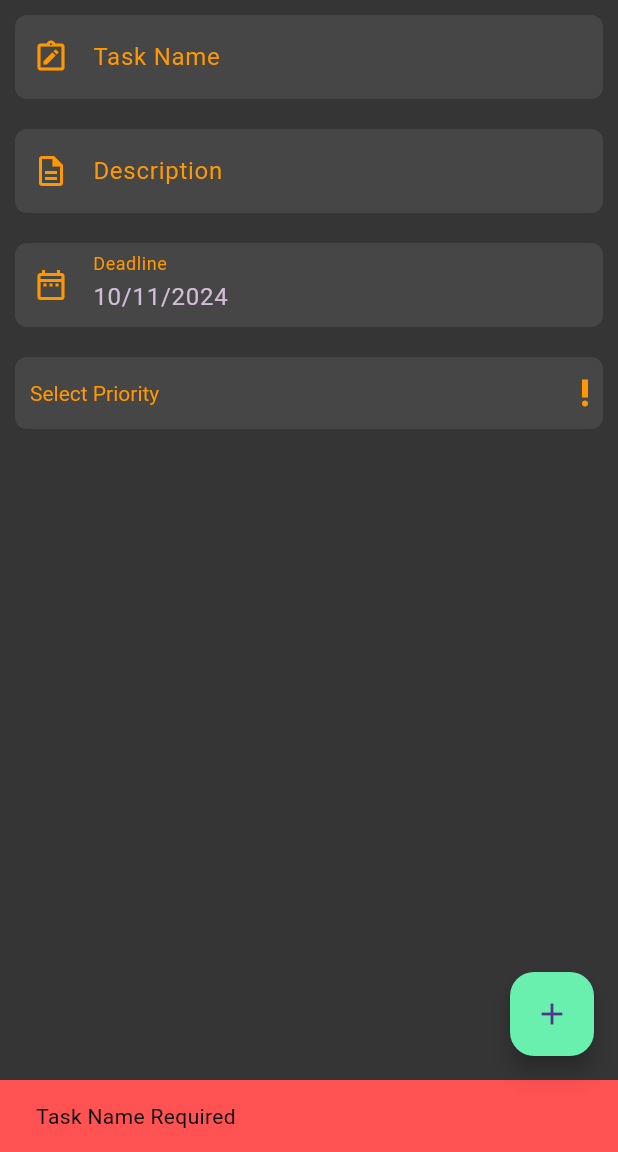
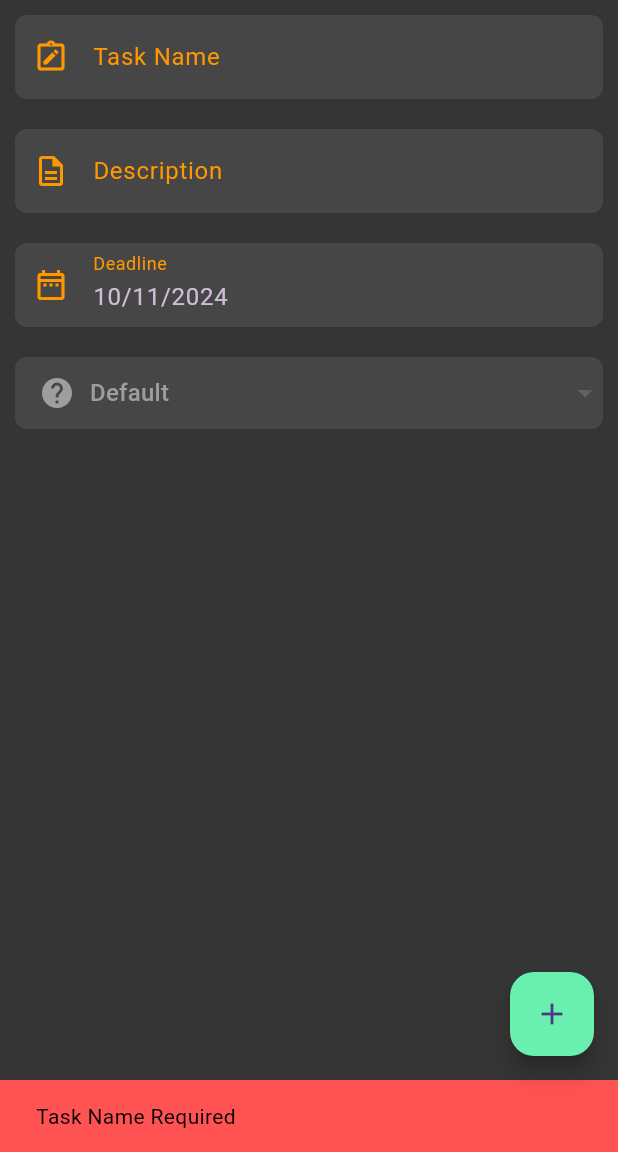
Before and after one commit to dom1k11/toDoProject, a Flutter app: the NewTaskPage screen opened by its route, after a tap on the "add" icon, on a phone screen of 412 x 824 dp, the part 84-1236 px from its top. Run offline on Flutter 3.47's test engine with Material 3 defaults, Android fonts, the phone set to English and light mode, and no system bars; drawn by our look-alikes of dropdown_button2; our stand-ins replace cloud_firestore, firebase_core, flutter_datetime_picker_plus, flutter_slidable, page_transition; accounts and stored records are empty.

Commit message:
priority fixed

```diff
--- a/lib/screens/new_task_screen.dart
+++ b/lib/screens/new_task_screen.dart
@@ -26,6 +26,11 @@ class _NewTaskPageState extends State<NewTaskPage> {
     newTaskDateTimeController.text = DateFormat.yMd().format(DateTime.now());
   }
 
+  void resetPriority() {
+    setState(() {
+      selectedPriority = 'Default'; // Сброс значения приоритета на значение по умолчанию
+    });
+  }
   @override
   Widget build(BuildContext context) {
     return Scaffold(
@@ -47,10 +52,12 @@ class _NewTaskPageState extends State<NewTaskPage> {
           ),
         ],
       ),
-      floatingActionButton:  CustomFloatingActionButton(
-        onPressed: () => addTask(context),
+      floatingActionButton: CustomFloatingActionButton(
+        onPressed: () {
+          addTask(context, resetPriority); // Передаем контекст и функцию сброса
+        },
         color: Colors.greenAccent, // Задайте нужный цвет
-        icon: Icons.add, // Задайте нужный иконку
+        icon: Icons.add, // Задайте нужную иконку
       ),
     );
   }
@@ -63,6 +70,7 @@ class _NewTaskPageState extends State<NewTaskPage> {
         color: const Color.fromARGB(255, 70, 70, 70),
       ),
       child: TextField(
+        enableInteractiveSelection: false,
         controller: newTaskDateTimeController,
         onTap: () {
           DatePicker.showDatePicker(context,
@@ -73,6 +81,7 @@ class _NewTaskPageState extends State<NewTaskPage> {
           }, onConfirm: (date) {
             setState(() {
               newTaskDateTimeController.text = DateFormat.yMd().format(date);
+
             });
 
             print('confirm $date');
--- a/lib/services/task_service.dart
+++ b/lib/services/task_service.dart
@@ -5,7 +5,10 @@ import '../widgets/snack_bar.dart';
 import '../models/task.dart';
 import '../screens/new_task_screen.dart';
 
-Future<void> addTask(BuildContext context) async {
+
+
+
+Future<void> addTask(BuildContext context, Function resetPriority) async {
   try {
     if (newTaskNameController.text.isNotEmpty) {
       String taskDescription = newTaskDescriptionController.text.isNotEmpty
@@ -21,11 +24,15 @@ Future<void> addTask(BuildContext context) async {
         ),
       });
 
-      print("Task sucessfully added");
+      print("Task successfully added");
 
+      // Очищаем поля ввода
       newTaskNameController.clear();
       newTaskDescriptionController.clear();
       newTaskDateTimeController.clear();
+      // Сбрасываем выбранный приоритет
+      resetPriority(); // Вызов функции сброса
+
       Navigator.pop(context);
       newTaskSnackBar(context, "New Task Added", Colors.greenAccent);
     } else {
@@ -82,6 +89,8 @@ Future<void> setCompleted(String taskId, bool currentStatus) async {
         .doc(taskId)
         .update({'isCompleted': !currentStatus}); // Переключение статуса
     print("Task status updated successfully.");
+    print("Task id $taskId");
+    print("Task status $currentStatus");
   } catch (e) {
     print("Error updating task status: $e");
   }
--- a/lib/utils/task_helpers.dart
+++ b/lib/utils/task_helpers.dart
@@ -1,16 +1,30 @@
 import 'package:flutter/material.dart';
+
+class Priority {
+  final String name;
+  final Color color;
+  final IconData icon; // Добавляем поле для иконки
+
+  Priority(this.name, this.color, this.icon); // Обновляем конструктор
+}
+
+final List<Priority> dropdownList = [
+  Priority('Default', Colors.grey, Icons.help), // Добавляем значение по умолчанию
+  Priority('High', Colors.red, Icons.warning),
+  Priority('Medium', Colors.yellow, Icons.info),
+  Priority('Low', Colors.green, Icons.flag_circle),
+];
 
 Icon getPriorityIcon(String priority) {
   switch (priority) {
     case 'High':
-      return const Icon(Icons.warning,
-          color: Colors.red); // Иконка для высокого приоритета
+      return const Icon(Icons.warning, color: Colors.red);
     case 'Medium':
-      return const Icon(Icons.info,
-          color: Colors.yellow); // Иконка для среднего приоритета
+      return const Icon(Icons.info, color: Colors.yellow);
     case 'Low':
-      return const Icon(Icons.flag_circle,
-          color: Colors.green); // Иконка для низкого приоритета
+      return const Icon(Icons.flag_circle, color: Colors.green);
+    case 'Default':
+      return const Icon(Icons.help, color: Colors.grey); // Иконка по умолчанию
     default:
       return const Icon(Icons.help, color: Colors.black); // Иконка по умолчанию
   }
--- a/lib/widgets/dropdown_block.dart
+++ b/lib/widgets/dropdown_block.dart
@@ -1,21 +1,7 @@
 import 'package:flutter/material.dart';
+import 'package:dropdown_button2/dropdown_button2.dart';
 
-class Priority {
-  final String name;
-  final Color color;
-  final IconData icon; // Добавляем поле для иконки
-
-  Priority(this.name, this.color, this.icon); // Обновляем конструктор
-}
-
-final List<Priority> dropdownList = [
-  Priority('High', Colors.red, Icons.warning),
-  // Иконка для высокого приоритета
-  Priority('Medium', Colors.yellow, Icons.info),
-  // Иконка для среднего приоритета
-  Priority('Low', Colors.green, Icons.flag_circle),
-  // Иконка для низкого приоритета
-];
+import 'package:to_do_app_practice_2/utils/task_helpers.dart'; // Импортируйте ваш файл
 
 class DropdownMenuBlock extends StatefulWidget {
   const DropdownMenuBlock({super.key, required this.onPrioritySelected});
@@ -27,48 +13,69 @@ class DropdownMenuBlock extends StatefulWidget {
 }
 
 class _DropdownMenuBlockState extends State<DropdownMenuBlock> {
-  String? dropdownValue;
+  String dropdownValue = 'Default'; // Устанавливаем значение по умолчанию
+  bool isDropdownOpened = false;
 
   @override
   Widget build(BuildContext context) {
     return Container(
       margin: const EdgeInsets.all(10),
-      padding: const EdgeInsets.only(left: 10),
       decoration: BoxDecoration(
-        borderRadius: BorderRadius.circular(8),
+        borderRadius: isDropdownOpened
+            ? const BorderRadius.only(
+          topLeft: Radius.circular(8),
+          topRight: Radius.circular(8),
+        )
+            : BorderRadius.circular(8),
         color: const Color.fromARGB(255, 70, 70, 70),
       ),
-      child: DropdownButton<String>(
-        underline: const SizedBox(),
-        icon: const Icon(Icons.priority_high_outlined, color: Colors.orange),
-        dropdownColor: const Color.fromARGB(255, 70, 70, 70),
-        style: const TextStyle(color: Colors.orange),
+      child: DropdownButtonHideUnderline(
+        child: DropdownButton2<String>(
+          dropdownStyleData: DropdownStyleData(
+            elevation: 0,
+            decoration: BoxDecoration(
+              borderRadius: const BorderRadius.only(
+                bottomLeft: Radius.circular(8),
+                bottomRight: Radius.circular(8),
+              ),
+              color: const Color.fromARGB(255, 70, 70, 70),
+            ),
+          ),
           isExpanded: true,
-        hint: const Text("Select Priority"),
-        value: dropdownValue,
-        onChanged: (value) {
-          setState(() {
-            dropdownValue = value; // value теперь является String?
-          });
-          if (value != null) {
-            widget.onPrioritySelected(value); // Вызываем колбэк с выбранным значением
-          }
-        },
+          hint: const Row(
+            children: [
+              Icon(Icons.priority_high_outlined, color: Colors.orange),
+              SizedBox(width: 10),
+              Text("Select Priority", style: TextStyle(color: Colors.white)),
+            ],
+          ),
+          value: dropdownValue, // Установите текущее значение
           items: dropdownList.map((priority) {
             return DropdownMenuItem<String>(
-            value: priority.name, // Передаем имя приоритета
+              value: priority.name,
               child: Row(
                 children: [
-                Icon(priority.icon, color: priority.color), // Иконка приоритета
-                const SizedBox(width: 10), // Отступ между иконкой и текстом
-                Text(
-                  priority.name, // Название приоритета
-                  style: TextStyle(color: priority.color), // Применяем цвет
-                ),
+                  Icon(priority.icon, color: priority.color),
+                  const SizedBox(width: 10),
+                  Text(priority.name, style: TextStyle(color: priority.color)),
                 ],
               ),
             );
           }).toList(),
+          onChanged: (value) {
+            setState(() {
+              dropdownValue = value ?? 'Default'; // Если значение null, устанавливаем 'Default'
+            });
+            if (value != null) {
+              widget.onPrioritySelected(value);
+            }
+          },
+          onMenuStateChange: (isOpen) {
+            setState(() {
+              isDropdownOpened = isOpen;
+            });
+          },
+        ),
       ),
     );
   }
--- a/pubspec.yaml
+++ b/pubspec.yaml
@@ -30,10 +30,6 @@ environment:
 dependencies:
   flutter:
     sdk: flutter
-
-
-  # The following adds the Cupertino Icons font to your application.
-  # Use with the CupertinoIcons class for iOS style icons.
   cupertino_icons: ^1.0.2
   flutter_slidable: ^3.1.1
   intl: ^0.19.0
@@ -41,6 +37,7 @@ dependencies:
   cloud_firestore: ^5.4.3
   flutter_datetime_picker_plus: ^2.2.0
   page_transition: ^2.1.0
+  dropdown_button2: ^2.3.9
 
 dev_dependencies:
   flutter_test:
```
Also changed, not shown: lib/widgets/task_tile.dart (+39 -36 lines), pubspec.lock. Lines whose indentation alone changed are shown as unchanged.
